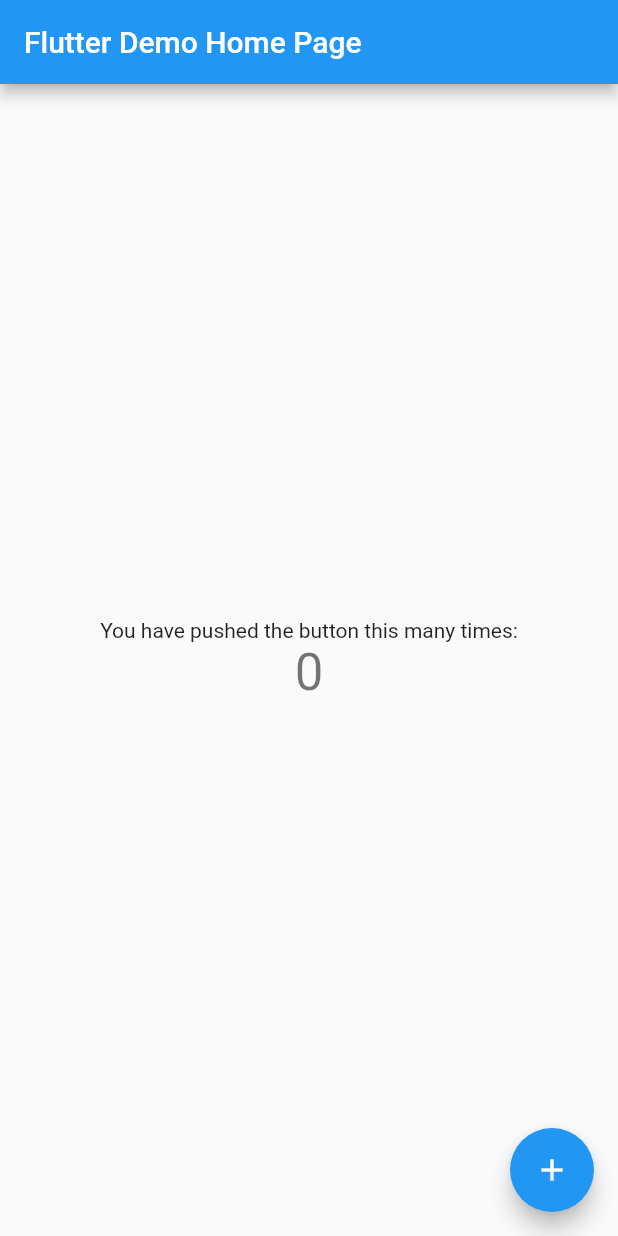
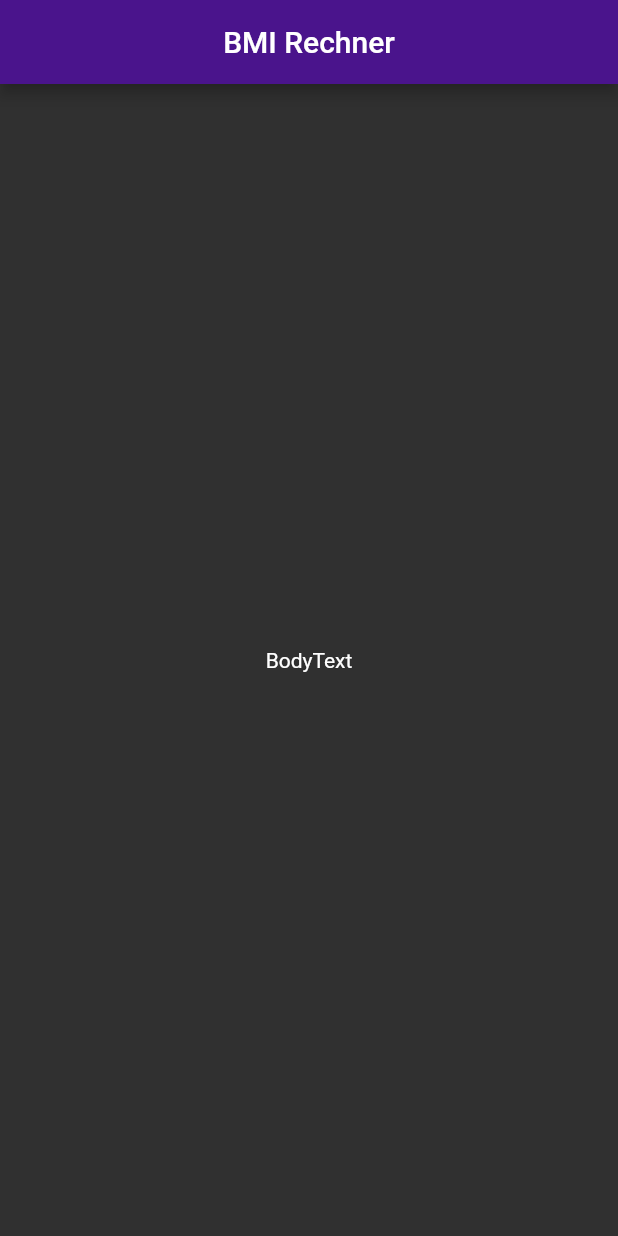
Before and after one commit to Flexxbo/flutter_bmi_calc, a Flutter app: the screen it shows after launch, on a phone screen of 412 x 824 dp. Run offline on Flutter 3.47's test engine with Material 2 defaults, Android fonts, the phone set to English and light mode, and no system bars.

Commit message:
Cleaned up boilerplate

```diff
--- /dev/null
+++ b/lib/input_page.dart
@@ -0,0 +1,20 @@
+import 'package:flutter/material.dart';
+
+class InputPage extends StatefulWidget {
+  @override
+  _InputPageState createState() => _InputPageState();
+}
+
+class _InputPageState extends State<InputPage> {
+  @override
+  Widget build(BuildContext context) {
+    return Scaffold(
+      appBar: AppBar(
+        title: Center(child: Text('BMI Rechner')),
+      ),
+      body: Center(
+        child: Text("BodyText"),
+      ),
+    );
+  }
+}
--- a/lib/main.dart
+++ b/lib/main.dart
@@ -1,117 +1,16 @@
 import 'package:flutter/material.dart';
+import 'input_page.dart';
 
-void main() {
-  runApp(MyApp());
-}
+void main() => runApp(BMICalculator());
 
-class MyApp extends StatelessWidget {
+class BMICalculator extends StatelessWidget {
   // This widget is the root of your application.
   @override
   Widget build(BuildContext context) {
     return MaterialApp(
-      title: 'Flutter Demo',
-      theme: ThemeData(
-        // This is the theme of your application.
-        //
-        // Try running your application with "flutter run". You'll see the
-        // application has a blue toolbar. Then, without quitting the app, try
-        // changing the primarySwatch below to Colors.green and then invoke
-        // "hot reload" (press "r" in the console where you ran "flutter run",
-        // or simply save your changes to "hot reload" in a Flutter IDE).
-        // Notice that the counter didn't reset back to zero; the application
-        // is not restarted.
-        primarySwatch: Colors.blue,
-        // This makes the visual density adapt to the platform that you run
-        // the app on. For desktop platforms, the controls will be smaller and
-        // closer together (more dense) than on mobile platforms.
-        visualDensity: VisualDensity.adaptivePlatformDensity,
-      ),
-      home: MyHomePage(title: 'Flutter Demo Home Page'),
+      title: 'BMI Rechner',
+      theme: ThemeData.dark().copyWith(primaryColor: Colors.purple[900]),
+      home: InputPage(),
     );
   }
 }
-
-class MyHomePage extends StatefulWidget {
-  MyHomePage({Key key, this.title}) : super(key: key);
-
-  // This widget is the home page of your application. It is stateful, meaning
-  // that it has a State object (defined below) that contains fields that affect
-  // how it looks.
-
-  // This class is the configuration for the state. It holds the values (in this
-  // case the title) provided by the parent (in this case the App widget) and
-  // used by the build method of the State. Fields in a Widget subclass are
-  // always marked "final".
-
-  final String title;
-
-  @override
-  _MyHomePageState createState() => _MyHomePageState();
-}
-
-class _MyHomePageState extends State<MyHomePage> {
-  int _counter = 0;
-
-  void _incrementCounter() {
-    setState(() {
-      // This call to setState tells the Flutter framework that something has
-      // changed in this State, which causes it to rerun the build method below
-      // so that the display can reflect the updated values. If we changed
-      // _counter without calling setState(), then the build method would not be
-      // called again, and so nothing would appear to happen.
-      _counter++;
-    });
-  }
-
-  @override
-  Widget build(BuildContext context) {
-    // This method is rerun every time setState is called, for instance as done
-    // by the _incrementCounter method above.
-    //
-    // The Flutter framework has been optimized to make rerunning build methods
-    // fast, so that you can just rebuild anything that needs updating rather
-    // than having to individually change instances of widgets.
-    return Scaffold(
-      appBar: AppBar(
-        // Here we take the value from the MyHomePage object that was created by
-        // the App.build method, and use it to set our appbar title.
-        title: Text(widget.title),
-      ),
-      body: Center(
-        // Center is a layout widget. It takes a single child and positions it
-        // in the middle of the parent.
-        child: Column(
-          // Column is also a layout widget. It takes a list of children and
-          // arranges them vertically. By default, it sizes itself to fit its
-          // children horizontally, and tries to be as tall as its parent.
-          //
-          // Invoke "debug painting" (press "p" in the console, choose the
-          // "Toggle Debug Paint" action from the Flutter Inspector in Android
-          // Studio, or the "Toggle Debug Paint" command in Visual Studio Code)
-          // to see the wireframe for each widget.
-          //
-          // Column has various properties to control how it sizes itself and
-          // how it positions its children. Here we use mainAxisAlignment to
-          // center the children vertically; the main axis here is the vertical
-          // axis because Columns are vertical (the cross axis would be
-          // horizontal).
-          mainAxisAlignment: MainAxisAlignment.center,
-          children: <Widget>[
-            Text(
-              'You have pushed the button this many times:',
-            ),
-            Text(
-              '$_counter',
-              style: Theme.of(context).textTheme.headline4,
-            ),
-          ],
-        ),
-      ),
-      floatingActionButton: FloatingActionButton(
-        onPressed: _incrementCounter,
-        tooltip: 'Increment',
-        child: Icon(Icons.add),
-      ), // This trailing comma makes auto-formatting nicer for build methods.
-    );
-  }
-}
```
Also changed, not shown: 2 other files.
